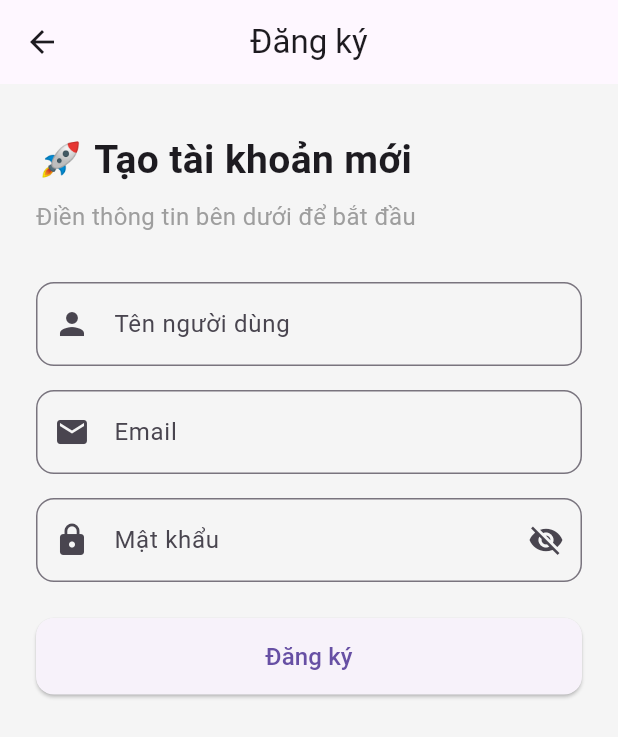
After one commit to NGUYENVANY04/iot_btl, a Flutter app: the screen it shows after launch, after a tap on "Đăng ký", on a phone screen of 412 x 824 dp. The commit adds this screen. Shown: the top 737 px of the screen. Run offline on Flutter 3.47's test engine with Material 3 defaults, Android fonts, the phone set to English and light mode, and no system bars; our stand-ins replace firebase_auth, firebase_core, firebase_database, local_auth, sleek_circular_slider; missing offline and left inert: flutter_overlay_window, flutter_ringtone_player; accounts and stored records are empty; network calls fail.

Commit message:
big update

```diff
--- a/SmartHome/lib/main.dart
+++ b/SmartHome/lib/main.dart
@@ -6,7 +6,7 @@ import 'package:flutter/material.dart';
 import 'package:firebase_database/firebase_database.dart';
 import 'package:iot_btl/firebase_options.dart';
 import 'package:iot_btl/noti_overlay.dart';
-import 'package:iot_btl/screens/home_page.dart';
+import 'package:iot_btl/screens/auth/login_screens.dart';
 
 Future<void> main() async {
   WidgetsFlutterBinding.ensureInitialized();
@@ -45,7 +45,7 @@ class _MyAppState extends State<MyApp> {
   Widget build(BuildContext context) {
     return const MaterialApp(
       debugShowCheckedModeBanner: false,
-      home: HomePage(),
+      home: LoginScreen(),
     );
   }
 }
--- /dev/null
+++ b/SmartHome/lib/screens/auth/login_screens.dart
@@ -0,0 +1,157 @@
+import 'package:flutter/material.dart';
+import 'package:firebase_auth/firebase_auth.dart';
+import 'package:iot_btl/screens/auth/register_screens.dart';
+import 'package:iot_btl/screens/home_page.dart';
+
+class LoginScreen extends StatefulWidget {
+  const LoginScreen({super.key});
+
+  @override
+  _LoginScreenState createState() => _LoginScreenState();
+}
+
+class _LoginScreenState extends State<LoginScreen> {
+  final FirebaseAuth _auth = FirebaseAuth.instance;
+  final TextEditingController _emailController = TextEditingController();
+  final TextEditingController _passwordController = TextEditingController();
+  bool _obscurePassword = true;
+
+  @override
+  void initState() {
+    super.initState();
+    _checkLoggedIn();
+  }
+
+  void _checkLoggedIn() {
+    final user = _auth.currentUser;
+    if (user != null) {
+      WidgetsBinding.instance.addPostFrameCallback((_) {
+        Navigator.pushReplacement(
+          context,
+          MaterialPageRoute(builder: (context) => const HomePage()),
+        );
+      });
+    }
+  }
+
+  Future<void> _login() async {
+    try {
+      await _auth.signInWithEmailAndPassword(
+        email: _emailController.text.trim(),
+        password: _passwordController.text.trim(),
+      );
+      Navigator.pushReplacement(
+        context,
+        MaterialPageRoute(builder: (context) => const HomePage()),
+      );
+    } catch (e) {
+      ScaffoldMessenger.of(context).showSnackBar(
+        SnackBar(content: Text('Đăng nhập thất bại: $e')),
+      );
+    }
+  }
+
+  InputDecoration _inputDecoration(String label, IconData icon) {
+    return InputDecoration(
+      prefixIcon: Icon(icon),
+      labelText: label,
+      border: OutlineInputBorder(
+        borderRadius: BorderRadius.circular(12),
+      ),
+      focusedBorder: OutlineInputBorder(
+        borderRadius: BorderRadius.circular(12),
+        borderSide: const BorderSide(color: Colors.blue, width: 2),
+      ),
+    );
+  }
+
+  @override
+  Widget build(BuildContext context) {
+    return Scaffold(
+      backgroundColor: Colors.grey[100],
+      body: Center(
+        child: SingleChildScrollView(
+          padding: const EdgeInsets.symmetric(horizontal: 24.0, vertical: 48),
+          child: Column(
+            crossAxisAlignment: CrossAxisAlignment.start,
+            children: [
+              const Text(
+                '👋 Xin chào!',
+                style: TextStyle(fontSize: 28, fontWeight: FontWeight.bold),
+              ),
+              const SizedBox(height: 8),
+              const Text(
+                'Vui lòng đăng nhập để tiếp tục',
+                style: TextStyle(fontSize: 16, color: Colors.grey),
+              ),
+              const SizedBox(height: 32),
+
+              // Email
+              TextField(
+                controller: _emailController,
+                decoration: _inputDecoration('Email', Icons.email),
+                keyboardType: TextInputType.emailAddress,
+              ),
+              const SizedBox(height: 16),
+
+              // Password
+              TextField(
+                controller: _passwordController,
+                decoration: _inputDecoration('Mật khẩu', Icons.lock).copyWith(
+                  suffixIcon: IconButton(
+                    icon: Icon(
+                      _obscurePassword ? Icons.visibility_off : Icons.visibility,
+                    ),
+                    onPressed: () {
+                      setState(() {
+                        _obscurePassword = !_obscurePassword;
+                      });
+                    },
+                  ),
+                ),
+                obscureText: _obscurePassword,
+              ),
+              const SizedBox(height: 24),
+
+              // Login Button
+              SizedBox(
+                width: double.infinity,
+                child: ElevatedButton(
+                  onPressed: _login,
+                  style: ElevatedButton.styleFrom(
+                    padding: const EdgeInsets.symmetric(vertical: 14),
+                    shape: RoundedRectangleBorder(
+                      borderRadius: BorderRadius.circular(12),
+                    ),
+                  ),
+                  child: const Text(
+                    'Đăng nhập',
+                    style: TextStyle(fontSize: 16),
+                  ),
+                ),
+              ),
+              const SizedBox(height: 16),
+
+              // Register Button
+              Row(
+                mainAxisAlignment: MainAxisAlignment.center,
+                children: [
+                  const Text("Chưa có tài khoản?"),
+                  TextButton(
+                    onPressed: () {
+                      Navigator.push(
+                        context,
+                        MaterialPageRoute(builder: (_) => const RegisterScreen()),
+                      );
+                    },
+                    child: const Text('Đăng ký'),
+                  )
+                ],
+              )
+            ],
+          ),
+        ),
+      ),
+    );
+  }
+}
--- /dev/null
+++ b/SmartHome/lib/screens/auth/register_screens.dart
@@ -0,0 +1,171 @@
+import 'dart:developer';
+import 'package:flutter/material.dart';
+import 'package:firebase_auth/firebase_auth.dart';
+import 'package:iot_btl/screens/home_page.dart';
+
+class RegisterScreen extends StatefulWidget {
+  const RegisterScreen({super.key});
+
+  @override
+  _RegisterScreenState createState() => _RegisterScreenState();
+}
+
+class _RegisterScreenState extends State<RegisterScreen> {
+  final _formKey = GlobalKey<FormState>();
+  final _emailController = TextEditingController();
+  final _passwordController = TextEditingController();
+  final _usernameController = TextEditingController();
+  bool _obscurePassword = true;
+
+  @override
+  void dispose() {
+    _emailController.dispose();
+    _passwordController.dispose();
+    _usernameController.dispose();
+    super.dispose();
+  }
+
+  InputDecoration _inputDecoration(String label, IconData icon) {
+    return InputDecoration(
+      prefixIcon: Icon(icon),
+      labelText: label,
+      border: OutlineInputBorder(
+        borderRadius: BorderRadius.circular(12),
+      ),
+      focusedBorder: OutlineInputBorder(
+        borderRadius: BorderRadius.circular(12),
+        borderSide: const BorderSide(color: Colors.blue, width: 2),
+      ),
+    );
+  }
+
+  void _register() async {
+    if (_formKey.currentState!.validate()) {
+      try {
+        await FirebaseAuth.instance.createUserWithEmailAndPassword(
+          email: _emailController.text.trim(),
+          password: _passwordController.text.trim(),
+        );
+        // Tự động đăng nhập sau khi tạo
+        await FirebaseAuth.instance.signInWithEmailAndPassword(
+          email: _emailController.text.trim(),
+          password: _passwordController.text.trim(),
+        );
+        ScaffoldMessenger.of(context).showSnackBar(
+          const SnackBar(content: Text('Đăng ký thành công')),
+        );
+        Navigator.of(context).pushReplacement(
+          MaterialPageRoute(builder: (context) => const HomePage()),
+        );
+      } catch (e) {
+        log(e.toString());
+        ScaffoldMessenger.of(context).showSnackBar(
+          const SnackBar(content: Text('Đăng ký thất bại')),
+        );
+      }
+    }
+  }
+
+  @override
+  Widget build(BuildContext context) {
+    return Scaffold(
+      backgroundColor: Colors.grey[100],
+      appBar: AppBar(
+        centerTitle: true,
+        title: const Text('Đăng ký'),
+        elevation: 0,
+      ),
+      body: SingleChildScrollView(
+        padding: const EdgeInsets.symmetric(horizontal: 24.0, vertical: 32),
+        child: Form(
+          key: _formKey,
+          child: Column(
+            crossAxisAlignment: CrossAxisAlignment.start,
+            children: [
+              const Text(
+                '🚀 Tạo tài khoản mới',
+                style: TextStyle(fontSize: 26, fontWeight: FontWeight.bold),
+              ),
+              const SizedBox(height: 8),
+              const Text(
+                'Điền thông tin bên dưới để bắt đầu',
+                style: TextStyle(fontSize: 16, color: Colors.grey),
+              ),
+              const SizedBox(height: 32),
+
+              // Username
+              TextFormField(
+                controller: _usernameController,
+                decoration: _inputDecoration('Tên người dùng', Icons.person),
+                validator: (value) {
+                  if (value!.isEmpty) {
+                    return 'Vui lòng nhập tên người dùng';
+                  }
+                  return null;
+                },
+              ),
+              const SizedBox(height: 16),
+
+              // Email
+              TextFormField(
+                controller: _emailController,
+                decoration: _inputDecoration('Email', Icons.email),
+                keyboardType: TextInputType.emailAddress,
+                validator: (value) {
+                  if (value!.isEmpty) {
+                    return 'Vui lòng nhập email';
+                  }
+                  return null;
+                },
+              ),
+              const SizedBox(height: 16),
+
+              // Password
+              TextFormField(
+                controller: _passwordController,
+                decoration: _inputDecoration('Mật khẩu', Icons.lock).copyWith(
+                  suffixIcon: IconButton(
+                    icon: Icon(
+                      _obscurePassword ? Icons.visibility_off : Icons.visibility,
+                    ),
+                    onPressed: () {
+                      setState(() {
+                        _obscurePassword = !_obscurePassword;
+                      });
+                    },
+                  ),
+                ),
+                obscureText: _obscurePassword,
+                validator: (value) {
+                  if (value!.isEmpty) {
+                    return 'Vui lòng nhập mật khẩu';
+                  }
+                  return null;
+                },
+              ),
+              const SizedBox(height: 24),
+
+              // Register Button
+              SizedBox(
+                width: double.infinity,
+                child: ElevatedButton(
+                  onPressed: _register,
+                  style: ElevatedButton.styleFrom(
+                    padding: const EdgeInsets.symmetric(vertical: 14),
+                    shape: RoundedRectangleBorder(
+                      borderRadius: BorderRadius.circular(12),
+                    ),
+                  ),
+                  child: const Text(
+                    'Đăng ký',
+                    style: TextStyle(fontSize: 16),
+                  ),
+                ),
+              ),
+            ],
+          ),
+        ),
+      ),
+    );
+  }
+}
--- a/SmartHome/pubspec.yaml
+++ b/SmartHome/pubspec.yaml
@@ -19,7 +19,7 @@ publish_to: 'none'
 version: 1.0.0+1
 
 environment:
-  sdk: ^3.5.1
+  sdk: ^3.5.0
 
 
 
@@ -44,6 +44,7 @@ dependencies:
   flutter_background_service: ^5.0.10
   socket_io_client: ^3.0.2
   local_auth: ^2.3.0
+  firebase_auth: ^5.5.2
 
 dev_dependencies:
   flutter_test:
```
Also changed, not shown: SmartHome/lib/screens/home_page.dart (+16 -6 lines), SmartHome/pubspec.lock, 36 other files.
